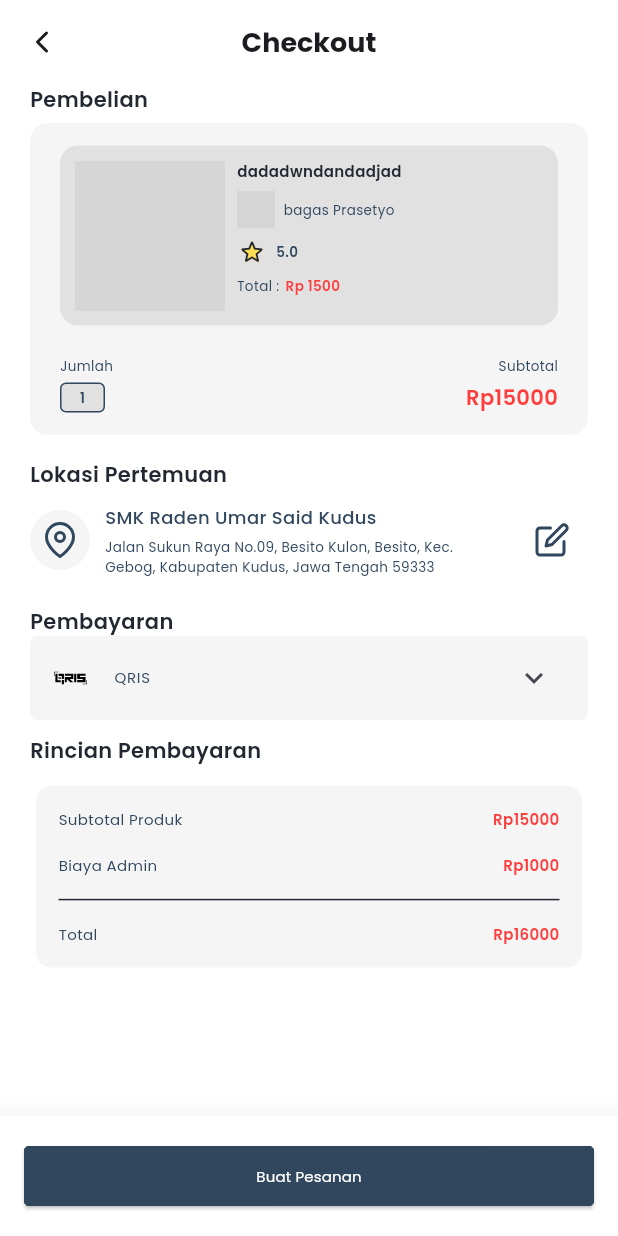
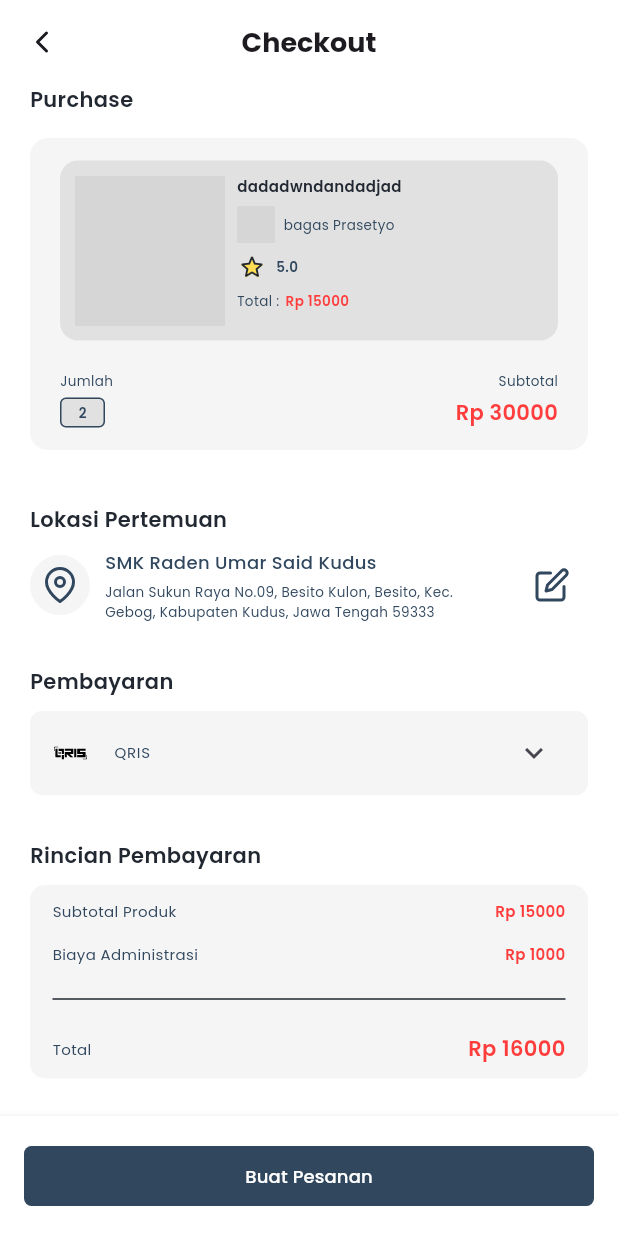
Before and after one commit to AufaNajid/RusConsign, a Flutter app: the ChekcoutPage screen opened by its route, on a phone screen of 412 x 824 dp. Run offline on Flutter 3.47's test engine with Material 3 defaults, Android fonts, the phone set to English and light mode, and no system bars; our stand-ins replace bootstrap_icons, carousel_slider, dotted_border, firebase_auth, firebase_core, flutter_feather_icons and 13 more; accounts and stored records are empty; network calls fail; project files that could hold a hidden picture were left out; grey boxes are pictures that could not be loaded.

Commit message:
fix [MZ] fix widget & spacing checkout-page

```diff
--- a/lib/Page/checkoutPage/checkout_page.dart
+++ b/lib/Page/checkoutPage/checkout_page.dart
@@ -6,6 +6,7 @@ import 'package:rusconsign/Page/checkoutPage/widgets/item_checkout.dart';
 import 'package:rusconsign/Page/checkoutPage/widgets/location.dart';
 import 'package:rusconsign/Page/checkoutPage/widgets/payment_detail.dart';
 import 'package:rusconsign/utils/colors.dart';
+import 'package:rusconsign/utils/extension.dart';
 import 'package:rusconsign/utils/text_style.dart';
 
 class ChekcoutPage extends StatelessWidget {
@@ -14,9 +15,82 @@ class ChekcoutPage extends StatelessWidget {
   @override
   Widget build(BuildContext context) {
     return Scaffold(
+      appBar: AppBarCheckout(title: 'checkout'.tr),
+      backgroundColor: AppColors.background,
+      body: SingleChildScrollView(
+        child: Padding(
+          padding: const EdgeInsets.symmetric(horizontal: 20),
+          child: Column(
+            crossAxisAlignment: CrossAxisAlignment.start,
+            children: [
+              Column(
+                mainAxisAlignment: MainAxisAlignment.start,
+                crossAxisAlignment: CrossAxisAlignment.start,
+                children: [
+                  Text(
+                    'pembelian'.tr,
+                    style: AppTextStyle().header(AppColors.titleLine),
+                  ),
+                  const ItemChekcout(
+                    imagePath: 'https://via.placeholder.com/100x100',
+                    title: 'dadadwndandadjad',
+                    profileImagePath: 'https://via.placeholder.com/40x40',
+                    profileName: 'bagas Prasetyo',
+                    rating: 5.0,
+                    price: 15000,
+                    quantity: 2,
+                  ),
+                ].withSpaceBetween(height: 10),
+              ),
+              Column(
+                mainAxisAlignment: MainAxisAlignment.start,
+                crossAxisAlignment: CrossAxisAlignment.start,
+                children: [
+                  Text(
+                    'lokasiPertemuan'.tr,
+                    style: AppTextStyle().header(AppColors.titleLine),
+                    textAlign: TextAlign.start,
+                  ),
+                  const LocationChekout(
+                    locationHeader: "SMK Raden Umar Said Kudus",
+                    locationDetail:
+                        "Jalan Sukun Raya No.09, Besito Kulon, Besito, Kec. Gebog, Kabupaten Kudus, Jawa Tengah 59333",
+                  ),
+                ].withSpaceBetween(height: 10),
+              ),
+              Column(
+                mainAxisAlignment: MainAxisAlignment.start,
+                crossAxisAlignment: CrossAxisAlignment.start,
+                children: [
+                  Text(
+                    'pembayaran'.tr,
+                    style: AppTextStyle().header(AppColors.titleLine),
+                    textAlign: TextAlign.start,
+                  ),
+                  const DropdownPayment(),
+                ].withSpaceBetween(height: 10),
+              ),
+              Column(
+                mainAxisAlignment: MainAxisAlignment.start,
+                crossAxisAlignment: CrossAxisAlignment.start,
+                children: [
+                  Text(
+                    'rincianPembayaran'.tr,
+                    style: AppTextStyle().header(AppColors.titleLine),
+                    textAlign: TextAlign.start,
+                  ),
+                  const PaymentDetail(
+                      subPrice: 15000,
+                      adminPrice: 1000,),
+                ].withSpaceBetween(height: 10),
+              )
+            ].withSpaceBetween(height: 30),
+          ),
+        ),
+      ),
       bottomNavigationBar: BottomAppBar(
-        elevation: 20,
-        shadowColor: Colors.black,
+        elevation: 5,
+        shadowColor: AppColors.cardIconFill,
         surfaceTintColor: AppColors.background,
         color: AppColors.background,
         child: Row(
@@ -27,86 +101,22 @@ class ChekcoutPage extends StatelessWidget {
                   Get.toNamed("/qrispayment");
                 },
                 style: ElevatedButton.styleFrom(
+                  elevation: 0,
+                  padding: EdgeInsets.zero,
                   backgroundColor: AppColors.button2,
-                  shape: BeveledRectangleBorder(
-                    borderRadius: BorderRadius.circular(2),
+                  shape: RoundedRectangleBorder(
+                    borderRadius: BorderRadius.circular(5),
                   ),
                 ),
                 child: Text(
                   "Buat Pesanan",
-                  style: AppTextStyle().description(AppColors.background),
+                  style: AppTextStyle().subHeader(AppColors.background),
                 ),
               ),
             ),
           ],
         ),
       ),
-      appBar: const AppBarCheckout(title: "Checkout"),
-      backgroundColor: AppColors.background,
-      body: SingleChildScrollView(
-        child: Padding(
-          padding: const EdgeInsets.symmetric(horizontal: 20),
-          child: Column(
-            crossAxisAlignment: CrossAxisAlignment.start,
-            children: [
-              Text(
-                "Pembelian",
-                style: AppTextStyle().header(AppColors.titleLine),
-              ),
-              const ItemChekcout(
-                imagePath : 'https://via.placeholder.com/100x100',
-                title: 'dadadwndandadjad',
-                profileImagePath: 'https://via.placeholder.com/40x40',
-                profileName: 'bagas Prasetyo',
-                rating: 5.0,
-                price: 1500,
-                quantity: 2,
-                subTotal: 15000,
-              ),
-              const SizedBox(
-                height: 10,
-              ),
-              Text(
-                "Lokasi Pertemuan",
-                style: AppTextStyle().header(AppColors.titleLine),
-                textAlign: TextAlign.start,
-              ),
-              const SizedBox(
-                height: 10,
-              ),
-              const LocationChekout(
-                locationHeader: "SMK Raden Umar Said Kudus",
-                locationDetail:
-                    "Jalan Sukun Raya No.09, Besito Kulon, Besito, Kec. Gebog, Kabupaten Kudus, Jawa Tengah 59333",
-              ),
-              const SizedBox(
-                height: 20,
-              ),
-              Text(
-                "Pembayaran",
-                style: AppTextStyle().header(AppColors.titleLine),
-                textAlign: TextAlign.start,
-              ),
-              const DropdownPayment(),
-              const SizedBox(
-                height: 10,
-              ),
-              Text(
-                "Rincian Pembayaran",
-                style: AppTextStyle().header(AppColors.titleLine),
-                textAlign: TextAlign.start,
-              ),
-              const SizedBox(
-                height: 10,
-              ),
-              const PaymentDetail(
-                  subPrice: "15000",
-                  adminPrice: "1000",
-                  totalPrice: "totalPrice")
-            ],
-          ),
-        ),
-      ),
     );
   }
 }
--- a/lib/Page/checkoutPage/widgets/dropdown_payment.dart
+++ b/lib/Page/checkoutPage/widgets/dropdown_payment.dart
@@ -14,12 +14,12 @@ class DropdownPayment extends StatelessWidget {
       iconColor: AppColors.nonActiveIcon,
       shape: const RoundedRectangleBorder(
         borderRadius: BorderRadius.all(
-          Radius.circular(5),
+          Radius.circular(8),
         ),
       ),
       collapsedShape: const RoundedRectangleBorder(
         borderRadius: BorderRadius.all(
-          Radius.circular(5),
+          Radius.circular(8),
         ),
       ),
       title: Text(
--- a/lib/Page/checkoutPage/widgets/item_checkout.dart
+++ b/lib/Page/checkoutPage/widgets/item_checkout.dart
@@ -12,7 +12,6 @@ class ItemChekcout extends StatelessWidget {
   final double rating;
   final int price;
   final int quantity;
-  final int subTotal;
 
   const ItemChekcout({
     Key? key,
@@ -23,11 +22,11 @@ class ItemChekcout extends StatelessWidget {
     required this.rating,
     required this.price,
     required this.quantity,
-    required this.subTotal,
   }) : super(key: key);
 
   @override
   Widget build(BuildContext context) {
+    int subtotalValue = price * quantity;
     return SizedBox(
       width: double.infinity,
       child: Card(
@@ -195,7 +194,7 @@ class ItemChekcout extends StatelessWidget {
                               borderRadius: BorderRadius.circular(4),
                             ),
                             child: Center(
-                              child: Text('1',
+                              child: Text(quantity.toString(),
                                   style: AppTextStyle()
                                       .textInfoBold(AppColors.description)),
                             ),
@@ -203,7 +202,7 @@ class ItemChekcout extends StatelessWidget {
                         ),
                         const Spacer(),
                         Text(
-                          'Rp$subTotal',
+                          'Rp $subtotalValue'.toString(),
                           style: AppTextStyle().header(AppColors.hargaStat),
                         ),
                       ],
--- a/lib/Page/checkoutPage/widgets/payment_detail.dart
+++ b/lib/Page/checkoutPage/widgets/payment_detail.dart
@@ -1,89 +1,83 @@
 import 'package:flutter/material.dart';
-import 'package:rusconsign/utils/app_responsive.dart';
+import 'package:get/get.dart';
 import 'package:rusconsign/utils/colors.dart';
+import 'package:rusconsign/utils/extension.dart';
 import 'package:rusconsign/utils/text_style.dart';
 
 class PaymentDetail extends StatelessWidget {
-  final String subPrice;
-  final String adminPrice;
-  final String totalPrice;
+  final int subPrice;
+  final int adminPrice;
 
   const PaymentDetail({
     Key? key,
     required this.subPrice,
     required this.adminPrice,
-    required this.totalPrice,
   }) : super(key: key);
 
   @override
   Widget build(BuildContext context) {
-    double subPriceValue = double.parse(subPrice);
-    double adminPriceValue = double.parse(adminPrice);
-    double totalPriceValue = subPriceValue + adminPriceValue;
-    String totalPriceString = totalPriceValue.toStringAsFixed(2).replaceAll(RegExp(r"([.]*00|0)$"), "");
-
-    return Card(
+    int totalPrice = subPrice + adminPrice;
+    return SizedBox(
+      width: double.infinity,
+      child: Card(
+        margin: const EdgeInsets.symmetric(vertical: 0),
         elevation: 0,
         color: AppColors.cardIconFill,
         shape: RoundedRectangleBorder(
           borderRadius: BorderRadius.circular(10),
         ),
         child: Padding(
-        padding: const EdgeInsets.all(15),
+          padding: const EdgeInsets.symmetric(vertical: 10, horizontal: 15),
           child: Column(
             children: [
               Row(
                 children: [
                   Text(
-                  "Subtotal Produk",
+                    'subtotalProduk'.tr,
                     style: AppTextStyle().description(AppColors.description),
                     textAlign: TextAlign.start,
                   ),
                   const Spacer(),
                   Text(
-                  "Rp$subPrice",
+                    "Rp $subPrice".toString(),
                     style: AppTextStyle().descriptionBold(AppColors.hargaStat),
                     textAlign: TextAlign.end,
                   )
                 ],
               ),
-            SizedBox(
-              height: AppResponsive().screenHeight(context) * 0.02,
-            ),
               Row(
                 children: [
                   Text(
-                  "Biaya Admin",
+                    'biayaAdmin'.tr,
                     style: AppTextStyle().description(AppColors.description),
                     textAlign: TextAlign.start,
                   ),
                   const Spacer(),
                   Text(
-                  "Rp$adminPrice",
+                    "Rp $adminPrice".toString(),
                     style: AppTextStyle().descriptionBold(AppColors.hargaStat),
                     textAlign: TextAlign.end,
                   )
                 ],
               ),
-            SizedBox(height: AppResponsive().screenHeight(context) * 0.01),
               const Divider(thickness: 1, color: AppColors.titleLine),
-            SizedBox(height: AppResponsive().screenHeight(context) * 0.01),
               Row(
                 children: [
                   Text(
-                  "Total",
+                    'total'.tr,
                     style: AppTextStyle().description(AppColors.description),
                     textAlign: TextAlign.start,
                   ),
                   const Spacer(),
                   Text(
-                  "Rp$totalPriceString",
-                  style: AppTextStyle().descriptionBold(AppColors.hargaStat),
+                    "Rp $totalPrice",
+                    style: AppTextStyle().header(AppColors.hargaStat),
                     textAlign: TextAlign.end,
                   )
                 ],
               ),
-          ],
+            ].withSpaceBetween(height: 15),
+          ),
         ),
       ),
     );
```
Lines whose indentation alone changed are shown as unchanged.
